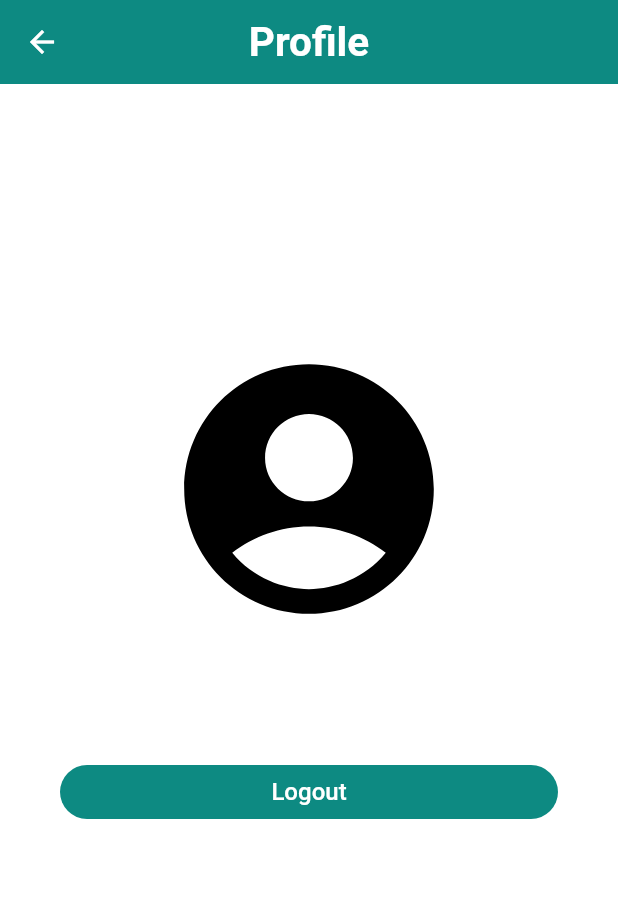
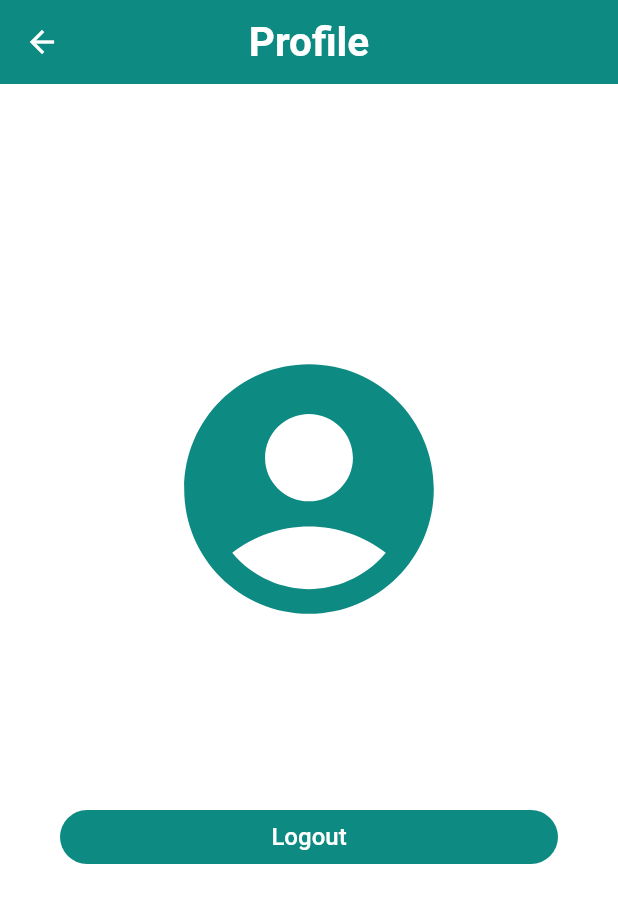
Before and after one commit to TRASF/TalkyTalk, a Flutter app: the HomePage screen opened directly, after a tap on the "account circle" icon, on a phone screen of 412 x 824 dp. Shown: the top 903 px of the screen. Run offline on Flutter 3.47's test engine with Material 2 defaults, Android fonts, the light colour scheme and no system bars; our stand-ins replace cloud_firestore, firebase_auth, firebase_core, matcher, shared_preferences; accounts and stored records are empty.

Commit message:
Update: UI/UX

```diff
--- a/lib/main.dart
+++ b/lib/main.dart
@@ -1,6 +1,6 @@
 // ignore_for_file: prefer_const_constructors
 
-import 'dart:html';
+// import 'dart:html';
 
 import 'package:firebase_core/firebase_core.dart';
 import 'package:flutter/material.dart';
--- a/lib/pages/homePage.dart
+++ b/lib/pages/homePage.dart
@@ -1,4 +1,4 @@
-import 'dart:html';
+// import 'dart:html';
 
 import 'package:cloud_firestore/cloud_firestore.dart';
 import 'package:firebase_auth/firebase_auth.dart';
@@ -29,16 +29,15 @@ class _HomePageState extends State<HomePage> {
   @override
   void initState() {
     super.initState();
-    gettingUsername();
+    getUsername();
   }
 
-  gettingUsername() async {
+  getUsername() async {
     await HelperFunctions.getUserName().then((value) {
       setState(() {
         userName = value!;
       });
     });
-
     await DatabaseService(uid: FirebaseAuth.instance.currentUser!.uid)
         .getUserchats()
         .then((snapshot) {
@@ -86,8 +85,8 @@ class _HomePageState extends State<HomePage> {
             itemBuilder: (context, index) {
               return ChatTile(
                   myName: userName,
-                  chatID: getchatID(snapshot.data['chats'][index]),
-                  chatName: getchatName(snapshot.data['chats'][index]));
+                  chatID: extractChatID(snapshot.data['chats'][index]),
+                  chatName: extractChatName(snapshot.data['chats'][index]));
             },
           );
         } else {
@@ -97,11 +96,11 @@ class _HomePageState extends State<HomePage> {
     );
   }
 
-  getchatID(String chatarr) {
+  extractChatID(String chatarr) {
     return chatarr.substring(0, chatarr.indexOf(","));
   }
 
-  getchatName(String chatarr) {
+  extractChatName(String chatarr) {
     return chatarr.substring(chatarr.indexOf(",") + 1);
   }
 }
--- a/lib/pages/profilePage.dart
+++ b/lib/pages/profilePage.dart
@@ -19,10 +19,10 @@ class _ProfilePageState extends State<ProfilePage> {
   @override
   void initState() {
     super.initState();
-    gettingUserData();
+    getUserData();
   }
 
-  gettingUserData() async {
+  getUserData() async {
     await HelperFunctions.getUserUserEmail().then((value) {
       setState(() {
         email = value!;
@@ -55,8 +55,9 @@ class _ProfilePageState extends State<ProfilePage> {
           Icon(
             Icons.account_circle,
             size: 200,
-            color: Colors.black,
+            color: Theme.of(context).primaryColor,
           ),
+          SizedBox(height: 20),
           Text(
             userName,
             style: TextStyle(
@@ -64,11 +65,12 @@ class _ProfilePageState extends State<ProfilePage> {
               fontWeight: FontWeight.bold,
             ),
           ),
+          SizedBox(height: 10),
           Text(
             email,
             style: TextStyle(
               fontSize: 20,
-              color: Colors.amber,
+              color: Colors.grey[700],
               fontWeight: FontWeight.bold,
             ),
           ),
@@ -79,7 +81,7 @@ class _ProfilePageState extends State<ProfilePage> {
             width: double.infinity,
             child: ElevatedButton(
               style: ElevatedButton.styleFrom(
-                  backgroundColor: Theme.of(context).primaryColor,
+                  primary: Theme.of(context).primaryColor,
                   elevation: 0,
                   shape: RoundedRectangleBorder(
                       borderRadius: BorderRadius.circular(30))),
```
Also changed, not shown: lib/pages/chatPage.dart (+17 -16 lines), lib/pages/contactPage.dart (+10 -11 lines), lib/widget/chatTile.dart (+19 -8 lines), lib/widget/messageTile.dart (+15 -21 lines), 1 other file.
